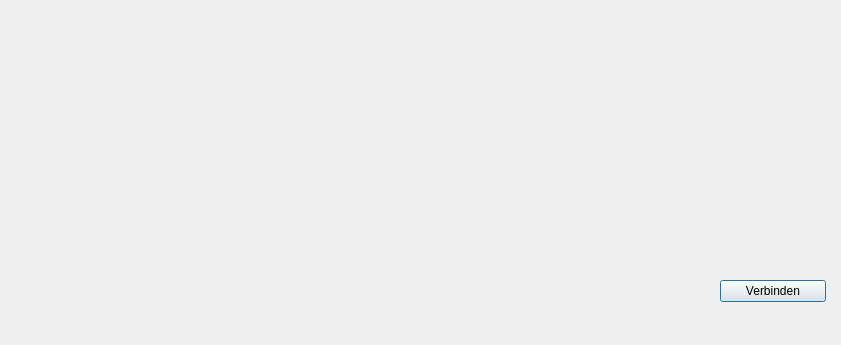
Above: qtProjekt/ServerGui/gui/login.ui from ElectroStar/ETechnikProjekt before the change. Below: the same form after it.
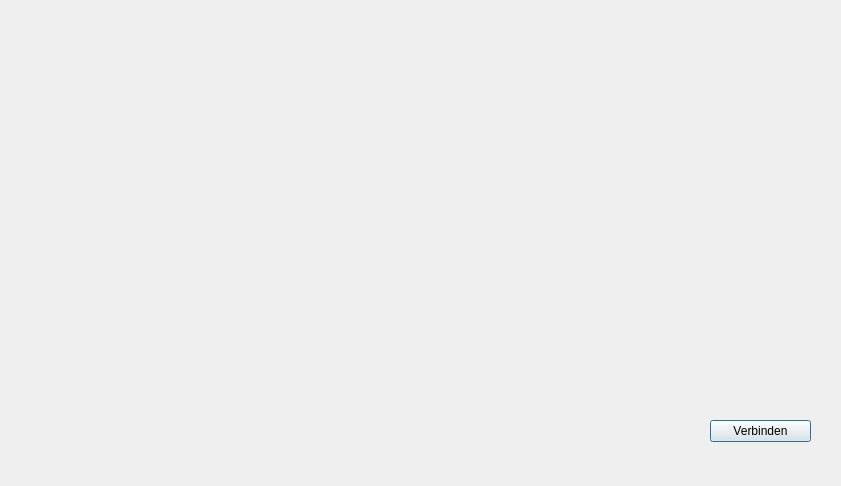
That is the form after the change. Icons and pictures are not drawn.

What changed in the file:
```diff
--- a/qtProjekt/ServerGui/gui/login.ui
+++ b/qtProjekt/ServerGui/gui/login.ui
@@ -7,7 +7,7 @@
     <x>0</x>
     <y>0</y>
     <width>841</width>
-    <height>345</height>
+    <height>486</height>
    </rect>
   </property>
   <property name="windowTitle">
@@ -19,9 +19,9 @@
   <widget class="QWidget" name="layoutWidget">
    <property name="geometry">
     <rect>
-     <x>720</x>
-     <y>280</y>
-     <width>106</width>
+     <x>710</x>
+     <y>420</y>
+     <width>101</width>
      <height>52</height>
     </rect>
    </property>
@@ -38,6 +38,9 @@
       <property name="text">
        <string/>
       </property>
+      <property name="alignment">
+       <set>Qt::AlignRight|Qt::AlignTrailing|Qt::AlignVCenter</set>
+      </property>
      </widget>
     </item>
    </layout>
```
Left out of the diff: 2 changed lines with no effect on the pictures.
